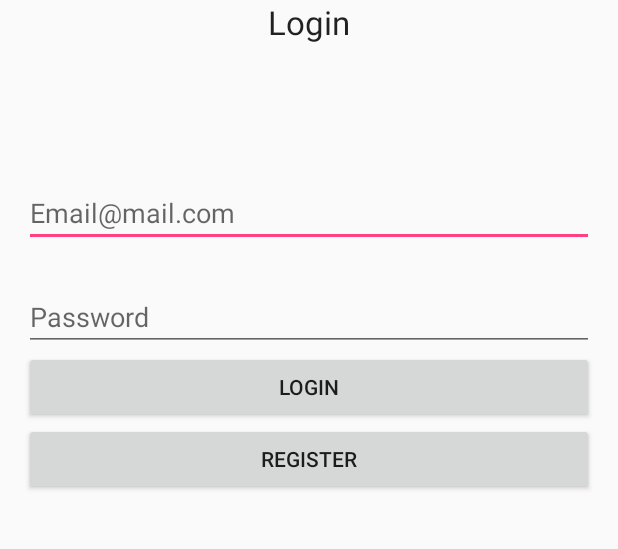
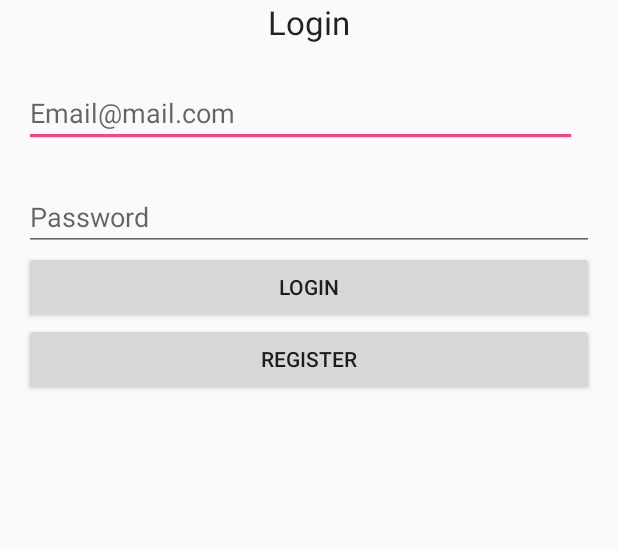
Before and after one commit to nalexanderdev/RunCommunityApp, an Android app: the screen it shows after launch (LoginActivity), on a phone screen of 412 x 824 dp, the part 258-807 px from its top. Run offline under Robolectric (Android 15) with nearby library versions, the phone set to English and light mode, and no system bars; our stand-ins replace Firebase (no records; nobody signed in at launch, a user with empty details on screens opened directly).

```diff
--- a/app/src/main/java/com/nalexanderdev/runcommunity/activities/PostActivity.java
+++ b/app/src/main/java/com/nalexanderdev/runcommunity/activities/PostActivity.java
@@ -130,7 +130,11 @@ public class PostActivity extends BaseActivity {
                     Log.d("P", p.getPost());
                     postList.add(p);
                 }
-                adapter.updateList(postList);
+                List<Post> sortedList = new ArrayList<Post>();
+                for(int i= postList.size()-1; i>=0; i--){
+                    sortedList.add(postList.get(i));
+                }
+                adapter.updateList(sortedList);
             }
 
             @Override
--- a/app/src/main/res/layout/activity_login.xml
+++ b/app/src/main/res/layout/activity_login.xml
@@ -28,9 +28,12 @@
         android:ems="10"
         android:id="@+id/emailField"
         android:hint="Email@mail.com"
-        android:layout_marginTop="90dp"
+        android:layout_marginTop="23dp"
         android:layout_below="@+id/textView"
-        android:layout_alignParentEnd="true" />
+        android:layout_alignParentRight="true"
+        android:layout_alignParentEnd="true"
+        android:layout_marginRight="11dp"
+        android:layout_marginEnd="11dp" />
 
     <EditText
         android:layout_width="match_parent"
```
